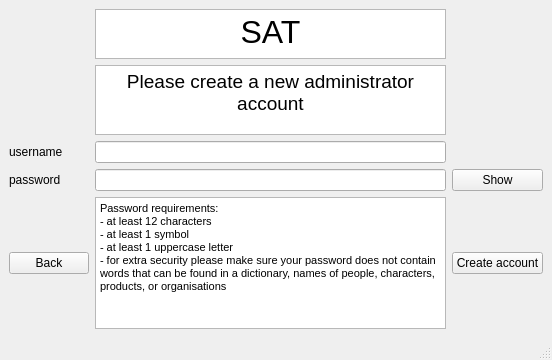
Old version of the form src/ui_design/create_account.ui in the repository mikukula/SAT.
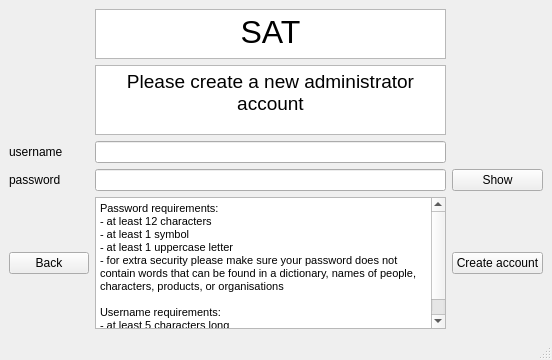
New version of the form.

Commit message: username check

Diff of the .ui file:
```diff
--- a/src/ui_design/create_account.ui
+++ b/src/ui_design/create_account.ui
@@ -41,7 +41,11 @@
 &lt;p style=&quot; margin-top:0px; margin-bottom:0px; margin-left:0px; margin-right:0px; -qt-block-indent:0; text-indent:0px;&quot;&gt;- at least 12 characters&lt;/p&gt;
 &lt;p style=&quot; margin-top:0px; margin-bottom:0px; margin-left:0px; margin-right:0px; -qt-block-indent:0; text-indent:0px;&quot;&gt;- at least 1 symbol&lt;/p&gt;
 &lt;p style=&quot; margin-top:0px; margin-bottom:0px; margin-left:0px; margin-right:0px; -qt-block-indent:0; text-indent:0px;&quot;&gt;- at least 1 uppercase letter&lt;/p&gt;
-&lt;p style=&quot; margin-top:0px; margin-bottom:0px; margin-left:0px; margin-right:0px; -qt-block-indent:0; text-indent:0px;&quot;&gt;- for extra security please make sure your password does not contain words that can be found in a dictionary, names of people, characters, products, or organisations&lt;/p&gt;&lt;/body&gt;&lt;/html&gt;</string>
+&lt;p style=&quot; margin-top:0px; margin-bottom:0px; margin-left:0px; margin-right:0px; -qt-block-indent:0; text-indent:0px;&quot;&gt;- for extra security please make sure your password does not contain words that can be found in a dictionary, names of people, characters, products, or organisations&lt;/p&gt;
+&lt;p style=&quot;-qt-paragraph-type:empty; margin-top:0px; margin-bottom:0px; margin-left:0px; margin-right:0px; -qt-block-indent:0; text-indent:0px;&quot;&gt;&lt;br /&gt;&lt;/p&gt;
+&lt;p style=&quot; margin-top:0px; margin-bottom:0px; margin-left:0px; margin-right:0px; -qt-block-indent:0; text-indent:0px;&quot;&gt;Username requirements:&lt;/p&gt;
+&lt;p style=&quot; margin-top:0px; margin-bottom:0px; margin-left:0px; margin-right:0px; -qt-block-indent:0; text-indent:0px;&quot;&gt;- at least 5 characters long&lt;/p&gt;
+&lt;p style=&quot; margin-top:0px; margin-bottom:0px; margin-left:0px; margin-right:0px; -qt-block-indent:0; text-indent:0px;&quot;&gt;- no special characters and spaces (only letters and numbers)&lt;/p&gt;&lt;/body&gt;&lt;/html&gt;</string>
         </property>
        </widget>
       </item>
```
Left out of the diff: 2 changed lines with no effect on the pictures. The commit also changes 4 other files.
